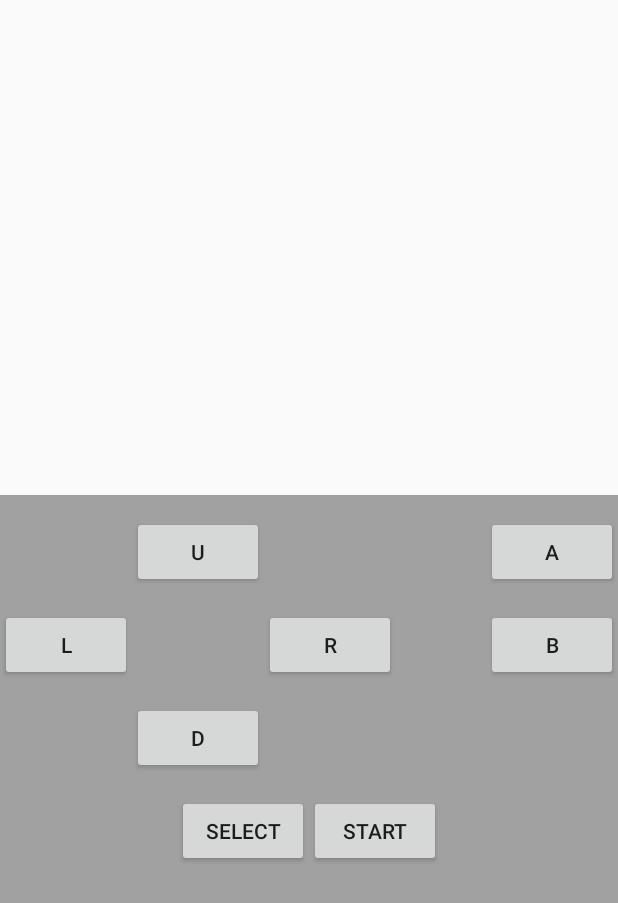
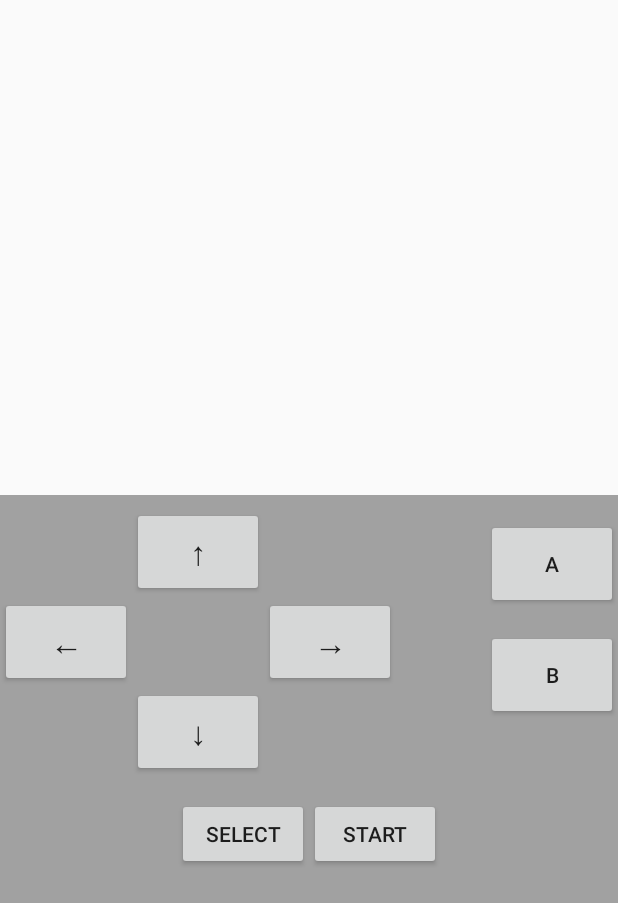
Before and after one commit to veikkos/chester, an Android app: the screen it shows after launch (MainActivity), on a phone screen of 412 x 824 dp. Shown: the top 903 px of the screen. Run offline under Robolectric (Android 15) with nearby library versions, the phone set to English and light mode, and no system bars; 1 statement that could not run was skipped.

Commit message:
Tweak button sizes and use arrows.

```diff
--- a/android/ChesterApp/app/src/main/res/layout/activity_main.xml
+++ b/android/ChesterApp/app/src/main/res/layout/activity_main.xml
@@ -31,34 +31,35 @@
                 <Button
                     android:id="@+id/up"
                     android:layout_width="wrap_content"
-                    android:layout_height="wrap_content"
-                    android:layout_marginTop="14dp"
-                    android:text="U"
-                    android:layout_toRightOf="@+id/left"/>
+                    android:layout_height="60dp"
+                    android:layout_marginTop="8dp"
+                    android:layout_toRightOf="@+id/left"
+                    android:text="&#x2191;"
+                    style="@android:style/TextAppearance.Large" />
 
                 <Button
                     android:id="@+id/down"
                     android:layout_width="wrap_content"
-                    android:layout_height="wrap_content"
-                    android:layout_marginTop="14dp"
-                    android:text="D"
+                    android:layout_height="60dp"
+                    android:text="&#x2193;"
+                    style="@android:style/TextAppearance.Large"
                     android:layout_below="@+id/left"
                     android:layout_toRightOf="@+id/left" />
 
                 <Button
                     android:id="@+id/left"
                     android:layout_width="wrap_content"
-                    android:layout_height="wrap_content"
-                    android:layout_marginTop="14dp"
-                    android:text="L"
+                    android:layout_height="60dp"
+                    android:text="&#x2190;"
+                    style="@android:style/TextAppearance.Large"
                     android:layout_below="@+id/up" />
 
                 <Button
                     android:id="@+id/right"
                     android:layout_width="wrap_content"
-                    android:layout_height="wrap_content"
-                    android:layout_marginTop="14dp"
-                    android:text="R"
+                    android:layout_height="60dp"
+                    android:text="&#x2192;"
+                    style="@android:style/TextAppearance.Large"
                     android:layout_below="@+id/up"
                     android:layout_toRightOf="@+id/up" />
             </RelativeLayout>
@@ -72,15 +73,15 @@
                 <Button
                     android:id="@+id/a"
                     android:layout_width="wrap_content"
-                    android:layout_height="wrap_content"
-                    android:layout_marginTop="14dp"
+                    android:layout_height="60dp"
+                    android:layout_marginTop="16dp"
                     android:text="A"
                     android:layout_alignParentRight="true"/>
 
                 <Button
                     android:id="@+id/b"
                     android:layout_width="wrap_content"
-                    android:layout_height="wrap_content"
+                    android:layout_height="60dp"
                     android:layout_marginTop="14dp"
                     android:text="B"
                     android:layout_below="@+id/a"
```
